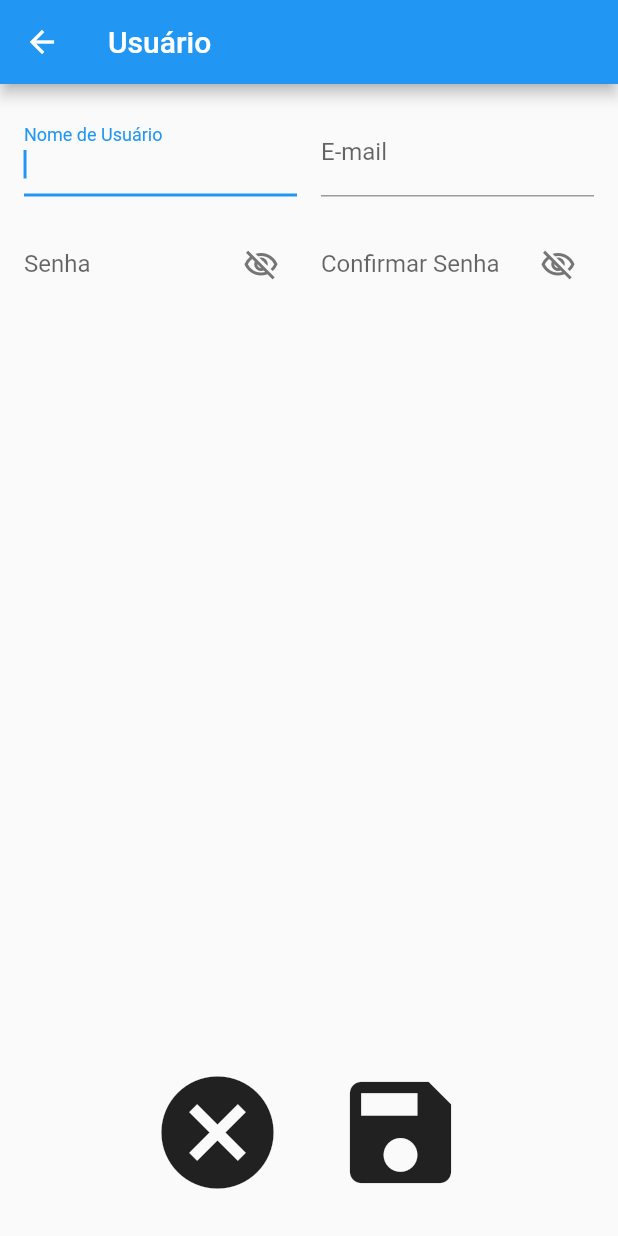
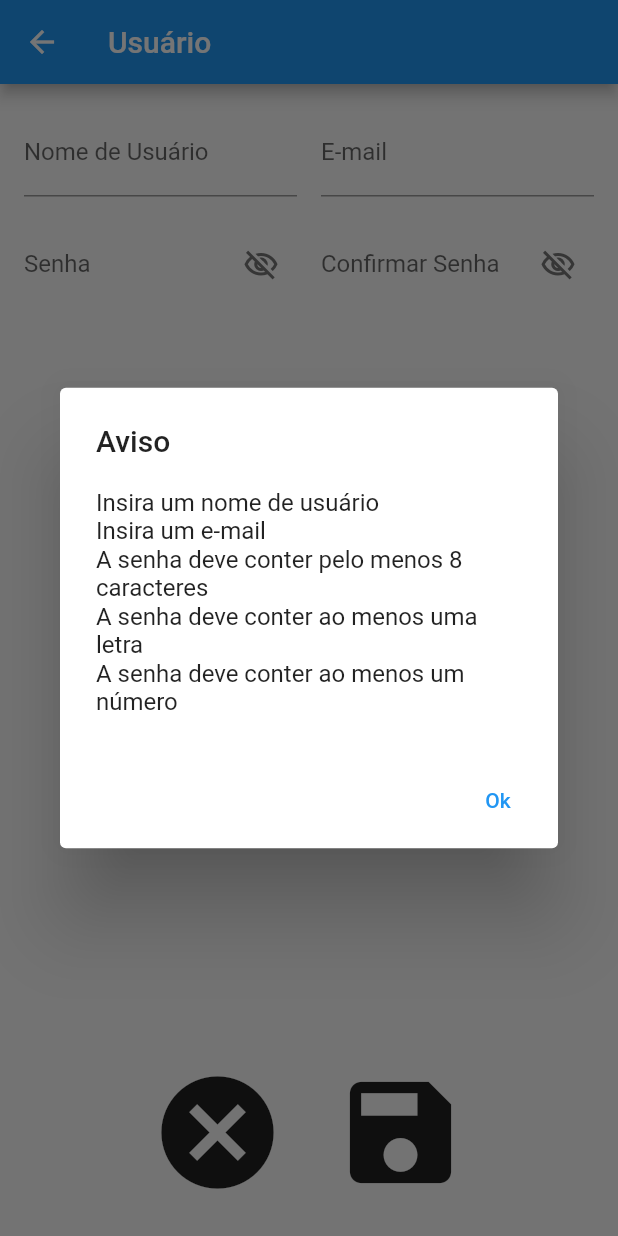
Before and after one commit to RVairoletto/prototipo-navegacao, a Flutter app: the UsuariosFormView screen opened by its route, after a tap on the "save" icon, on a phone screen of 412 x 824 dp. Run offline on Flutter 3.47's test engine with Material 2 defaults, Android fonts, the phone set to English and light mode, and no system bars; our stand-ins replace email_validator, shared_preferences; accounts and stored records are empty.

Commit message:
alteracao de usuario implementada

```diff
--- a/lib/view/usuarios/usuarios_form.dart
+++ b/lib/view/usuarios/usuarios_form.dart
@@ -126,6 +126,7 @@ class _UsuariosFormViewState extends State<UsuariosFormView> {
                           child: Padding(
                             padding: const EdgeInsets.all(8.0),
                             child: TextFormField(
+                              readOnly: isAlteracao,
                               controller: ctrSenha,
                               obscureText: !exibirSenha,
                               autovalidateMode:
@@ -171,6 +172,7 @@ class _UsuariosFormViewState extends State<UsuariosFormView> {
                           child: Padding(
                             padding: const EdgeInsets.all(8.0),
                             child: TextFormField(
+                              readOnly: isAlteracao,
                               autovalidateMode: AutovalidateMode.always,
                               controller: ctrConfirmarSenha,
                               obscureText: !exibirConfirmarSenha,
@@ -237,52 +239,22 @@ class _UsuariosFormViewState extends State<UsuariosFormView> {
                           iconSize: 90,
                           splashRadius: 45,
                           onPressed: (() async {
-                            //Validar dados
-                            // String msgErro = controllerUsuario.validarCadastro(
-                            //   ctrNomeUsuario.text,
-                            //   ctrEmail.text,
-                            //   ctrSenha.text,
-                            //   ctrConfirmarSenha.text,
-                            // );
+                            //Validar dados de cadastro
+                            if(!isAlteracao){
+                              String msgErro = controllerUsuario.validarCadastro(
+                                ctrNomeUsuario.text,
+                                ctrEmail.text,
+                                ctrSenha.text,
+                                ctrConfirmarSenha.text,
+                              );
 
-                            // if (msgErro != '') {
-                            //   showDialog(
-                            //       context: context,
-                            //       builder: (context) {
-                            //         return AlertDialog(
-                            //           title: const Text('Aviso'),
-                            //           content: Text(msgErro),
-                            //           actions: [
-                            //             TextButton(
-                            //                 onPressed: (() =>
-                            //                     Navigator.pop(context)),
-                            //                 child: const Text('Ok'))
-                            //           ],
-                            //         );
-                            //       });
-
-                            //   return;
-                            // }
-
-                            usuario.name = ctrNomeUsuario.text;
-                            usuario.email = ctrEmail.text;
-                            usuario.password = ctrSenha.text;
-
-                            if(isAlteracao){
-                              controllerUsuario.putUsuario(context, usuario);
-                            } else {
-                              controllerUsuario.postUsuario(context, usuario);
-                            }
-
-                            //Salvou com sucesso
-                            if (controllerUsuario.error.isEmpty) {
-                              showDialog(
+                              if (msgErro != '') {
+                                await showDialog(
                                   context: context,
-                                  builder: ((context) {
+                                  builder: (context) {
                                     return AlertDialog(
-                                      title: const Text('Sucesso'),
-                                      content: const Text(
-                                          'Seu cadastro foi registrado'),
+                                      title: const Text('Aviso'),
+                                      content: Text(msgErro),
                                       actions: [
                                         TextButton(
                                             onPressed: (() =>
@@ -290,15 +262,68 @@ class _UsuariosFormViewState extends State<UsuariosFormView> {
                                             child: const Text('Ok'))
                                       ],
                                     );
-                                  }));
+                                  }
+                                );
 
-                              Navigator.pop(context, true);
+                                return;
+                              }
+                            } else {
+                              if(ctrNomeUsuario.text.isEmpty){
+                                await showDialog(
+                                  context: context,
+                                  builder: (context) {
+                                    return AlertDialog(
+                                      title: const Text('Aviso'),
+                                      content: Text('Insira um nome'),
+                                      actions: [
+                                        TextButton(
+                                          onPressed: (() =>
+                                              Navigator.pop(context)),
+                                          child: const Text('Ok'))
+                                      ]
+                                    );
+                                  }
+                                );
+
+                                return;
+                              }
+                            }
+
+                            usuario.name = ctrNomeUsuario.text;
+                            usuario.email = ctrEmail.text;
+                            usuario.password = ctrSenha.text;
+
+                            if(isAlteracao){
+                              usuario.id = args;
+
+                              controllerUsuario.editUsuario(usuario);
+                            } else {
+                              controllerUsuario.postUsuario(usuario);
+                            }
+
+                            //Salvou com sucesso
+                            if (controllerUsuario.error.isEmpty) {
+                              await showDialog(
+                                context: context,
+                                builder: (context) {
+                                  return AlertDialog(
+                                    title: const Text('Sucesso'),
+                                    content: const Text('Seu cadastro foi registrado'),
+                                    actions: [
+                                      TextButton(
+                                        onPressed: (() => Navigator.pop(context)),
+                                        child: const Text('Ok')
+                                      )
+                                    ],
+                                  );
+                                }
+                              ).then((value) => Navigator.pop(context, true));
                             }
                             //Não salvou com sucesso
                             else {
-                              showDialog(
+                              await showDialog(
                                 context: context,
-                                  builder: ((context) {
+                                builder: (context) {
                                   return AlertDialog(
                                     title: const Text('Algo deu errado'),
                                     content: Text(
@@ -310,7 +335,8 @@ class _UsuariosFormViewState extends State<UsuariosFormView> {
                                         child: const Text('Ok'))
                                     ],
                                   );
-                                  }));
+                                }
+                              );
                             }
                           }),
                         ),
```
Also changed, not shown: lib/controller/controller_usuarios.dart (+27 -31 lines), lib/tela_testes.dart (+70 -13 lines), lib/view/login/login.dart (+15 -15 lines), lib/view/usuarios/gerenciar_usuarios.dart (+5 -9 lines), pubspec.lock. Lines whose indentation alone changed are shown as unchanged.
